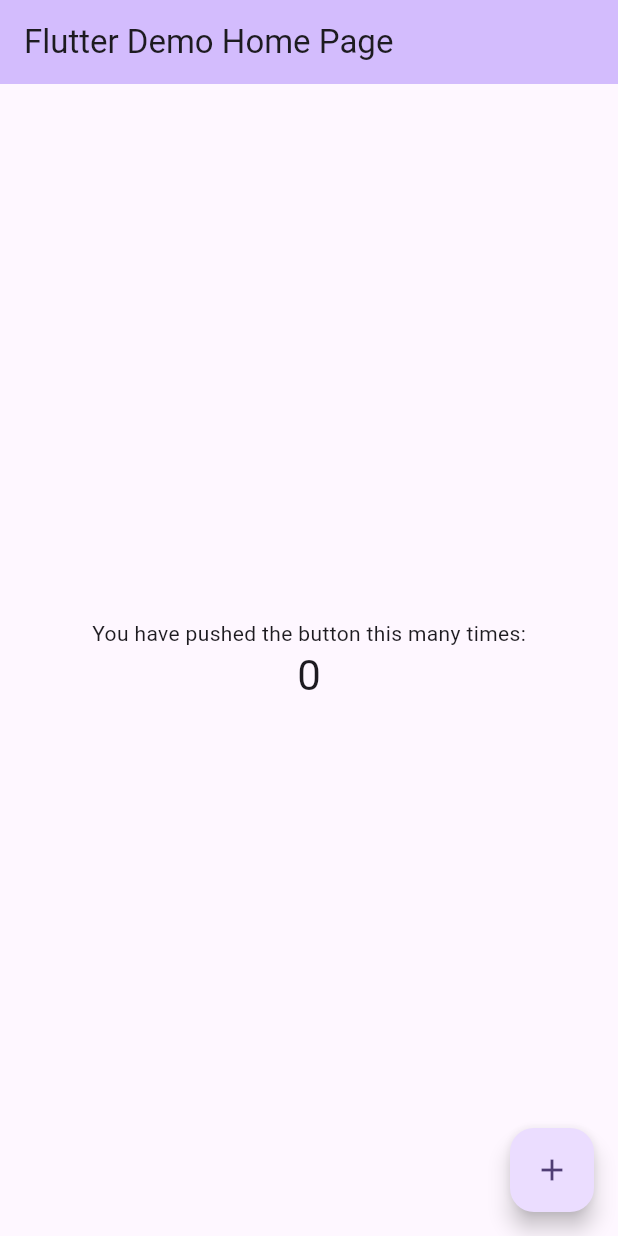
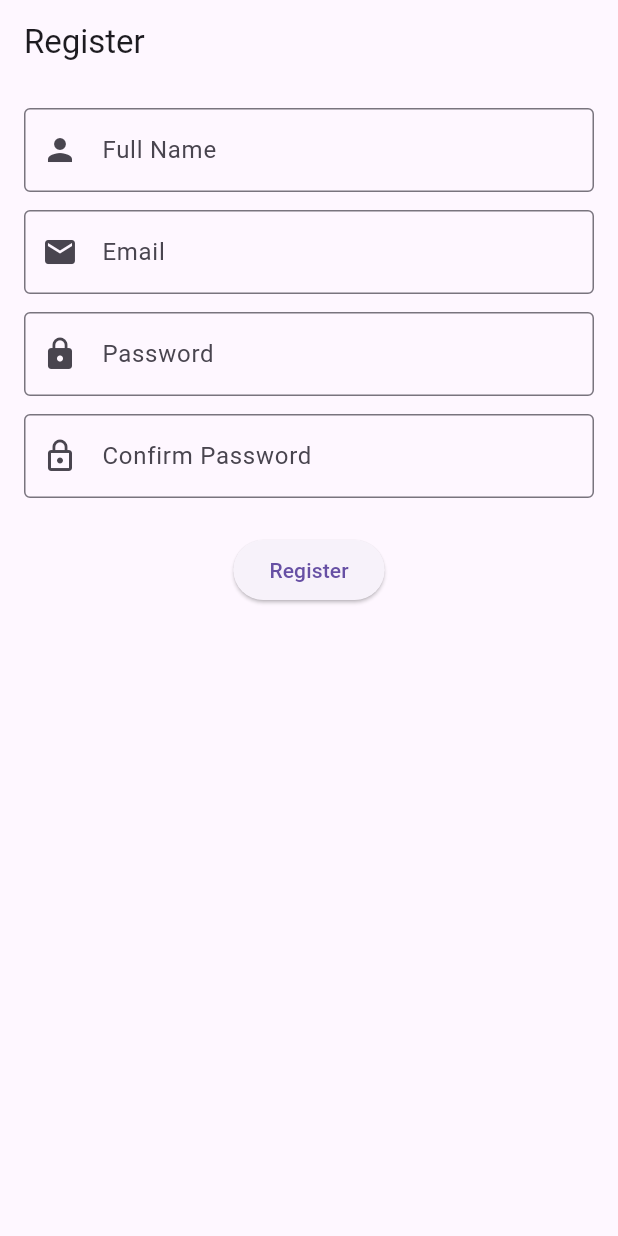
Before and after one commit to Muf-T/Mufarihat_Tadesse_UGR-9735-16, a Flutter app: the screen it shows after launch, on a phone screen of 412 x 824 dp. Run offline on Flutter 3.47's test engine with Material 3 defaults, Android fonts, the phone set to English and light mode, and no system bars.

Commit message:
The forms and List

```diff
--- a/forms_inputs/lib/main.dart
+++ b/forms_inputs/lib/main.dart
@@ -1,122 +1,122 @@
 import 'package:flutter/material.dart';
-
-void main() {
-  runApp(const MyApp());
+void main() => runApp(const RegistrationApp());
+class RegistrationApp extends StatelessWidget{
+  const RegistrationApp({super.key});
+  @override
+  Widget build(BuildContext context){
+    return MaterialApp(
+      title: 'Registration Form',
+      theme: ThemeData(primarySwatch: Colors.deepPurple),
+      home: const RegistrationScreen(),);
   }
-
-class MyApp extends StatelessWidget {
-  const MyApp({super.key});
-
-  // This widget is the root of your application.
+}
+class RegistrationScreen extends StatefulWidget{
+  const RegistrationScreen({super.key});
   @override
-  Widget build(BuildContext context) {
-    return MaterialApp(
-      title: 'Flutter Demo',
-      theme: ThemeData(
-        // This is the theme of your application.
-        //
-        // TRY THIS: Try running your application with "flutter run". You'll see
-        // the application has a purple toolbar. Then, without quitting the app,
-        // try changing the seedColor in the colorScheme below to Colors.green
-        // and then invoke "hot reload" (save your changes or press the "hot
-        // reload" button in a Flutter-supported IDE, or press "r" if you used
-        // the command line to start the app).
-        //
-        // Notice that the counter didn't reset back to zero; the application
-        // state is not lost during the reload. To reset the state, use hot
-        // restart instead.
-        //
-        // This works for code too, not just values: Most code changes can be
-        // tested with just a hot reload.
-        colorScheme: .fromSeed(seedColor: Colors.deepPurple),
-      ),
-      home: const MyHomePage(title: 'Flutter Demo Home Page'),
+  State<RegistrationScreen> createState() => _RegistrationScreenState();
+}
+class _RegistrationScreenState extends State<RegistrationScreen> {
+  final _formKey = GlobalKey<FormState>();
+  final _nameController = TextEditingController();
+  final _emailController = TextEditingController();
+  final _passwordController = TextEditingController();
+  final _confirmPasswordController = TextEditingController();
+  @override
+  void dispose(){
+    _nameController.dispose();
+    _emailController.dispose();
+    _passwordController.dispose();
+    _confirmPasswordController.dispose();
+    super.dispose();
+  }
+  void _submitForm(){
+    if ( _formKey.currentState!.validate()){
+      showDialog(
+        context: context,
+        builder: (context) => AlertDialog(
+          title: const Text('Registration Successful'),
+          content: Text('Welcome, ${ _nameController.text}!'),
+          actions: [
+            TextButton(
+              onPressed: () => Navigator.pop(context),
+              child: const Text('OK'), ),
+          ],
+        ) ,
       );
     }
   }
-
-class MyHomePage extends StatefulWidget {
-  const MyHomePage({super.key, required this.title});
-
-  // This widget is the home page of your application. It is stateful, meaning
-  // that it has a State object (defined below) that contains fields that affect
-  // how it looks.
-
-  // This class is the configuration for the state. It holds the values (in this
-  // case the title) provided by the parent (in this case the App widget) and
-  // used by the build method of the State. Fields in a Widget subclass are
-  // always marked "final".
-
-  final String title;
-
-  @override
-  State<MyHomePage> createState() => _MyHomePageState();
-}
-
-class _MyHomePageState extends State<MyHomePage> {
-  int _counter = 0;
-
-  void _incrementCounter() {
-    setState(() {
-      // This call to setState tells the Flutter framework that something has
-      // changed in this State, which causes it to rerun the build method below
-      // so that the display can reflect the updated values. If we changed
-      // _counter without calling setState(), then the build method would not be
-      // called again, and so nothing would appear to happen.
-      _counter++;
-    });
-  }
-
   @override
   Widget build(BuildContext context) {
-    // This method is rerun every time setState is called, for instance as done
-    // by the _incrementCounter method above.
-    //
-    // The Flutter framework has been optimized to make rerunning build methods
-    // fast, so that you can just rebuild anything that needs updating rather
-    // than having to individually change instances of widgets.
     return Scaffold(
-      appBar: AppBar(
-        // TRY THIS: Try changing the color here to a specific color (to
-        // Colors.amber, perhaps?) and trigger a hot reload to see the AppBar
-        // change color while the other colors stay the same.
-        backgroundColor: Theme.of(context).colorScheme.inversePrimary,
-        // Here we take the value from the MyHomePage object that was created by
-        // the App.build method, and use it to set our appbar title.
-        title: Text(widget.title),
+        appBar: AppBar(title: const Text('Register')),
+        body:Padding(
+            padding:const EdgeInsets.all(16.0) ,
+            child: Form(
+                key: _formKey,
+                child: Column(
+                  children:[
+                  TextFormField(
+                  controller: _nameController,
+                  decoration: const InputDecoration(
+                    labelText: 'Full Name',
+                    border: OutlineInputBorder(),
+                    prefixIcon: Icon(Icons.person),),
+                  validator: (value) {
+                    if (value == null || value.isEmpty){
+                      return 'please enter your name';
+                    }
+                    return null;
+                  },),
+                const SizedBox(height: 12),
+                TextFormField( controller: _emailController,
+                  decoration: const InputDecoration(
+                    labelText: 'Email',
+                    border: OutlineInputBorder(),
+                    prefixIcon: Icon(Icons.email),),
+                  validator: (value) {
+                    if (value == null || value.isEmpty){
+                      return 'Please enter an email';
+                    }
+                    if ( !value.contains('@')){
+                      return ' Please enter a valid email';
+                    }
+                    return null;
+                  },),
+                const SizedBox(height: 12),
+                TextFormField(
+                  controller: _passwordController,
+                  decoration: const InputDecoration(
+                    labelText: 'Password',
+                    border: OutlineInputBorder(),
+                    prefixIcon: Icon(Icons.lock),),
+                  validator: (value) {
+                    if (value == null || value.isEmpty){
+                      return 'please enter a password';
+                    }
+                    if (value.length < 6){
+                      return 'password must be at least 6 characters';
+                    }
+                    return null;
+                  },),
+                const SizedBox(height: 12),
+                TextFormField(
+                    controller: _confirmPasswordController,
+                    obscureText: true,
+                    decoration: const InputDecoration(
+                      labelText: 'Confirm Password',
+                      border: OutlineInputBorder(),
+                      prefixIcon: Icon(Icons.lock_outline),),
+                    validator: (value) {if (value != _passwordController.text){
+                      return 'Passwords do not match';
+                    }
+                    return null;
+                    },),
+                    const SizedBox(height: 24),
+                    ElevatedButton(
+                      onPressed: _submitForm,
+                      child: const Text('Register'),
                     ),
-      body: Center(
-        // Center is a layout widget. It takes a single child and positions it
-        // in the middle of the parent.
-        child: Column(
-          // Column is also a layout widget. It takes a list of children and
-          // arranges them vertically. By default, it sizes itself to fit its
-          // children horizontally, and tries to be as tall as its parent.
-          //
-          // Column has various properties to control how it sizes itself and
-          // how it positions its children. Here we use mainAxisAlignment to
-          // center the children vertically; the main axis here is the vertical
-          // axis because Columns are vertical (the cross axis would be
-          // horizontal).
-          //
-          // TRY THIS: Invoke "debug painting" (choose the "Toggle Debug Paint"
-          // action in the IDE, or press "p" in the console), to see the
-          // wireframe for each widget.
-          mainAxisAlignment: .center,
-          children: [
-            const Text('You have pushed the button this many times:'),
-            Text(
-              '$_counter',
-              style: Theme.of(context).textTheme.headlineMedium,
-            ),
-          ],
-        ),
-      ),
-      floatingActionButton: FloatingActionButton(
-        onPressed: _incrementCounter,
-        tooltip: 'Increment',
-        child: const Icon(Icons.add),
-      ),
-    );
+                  ] ,),),),);
+
   }
 }
```
Also changed, not shown: 5 other files. Lines whose indentation alone changed are shown as unchanged.
